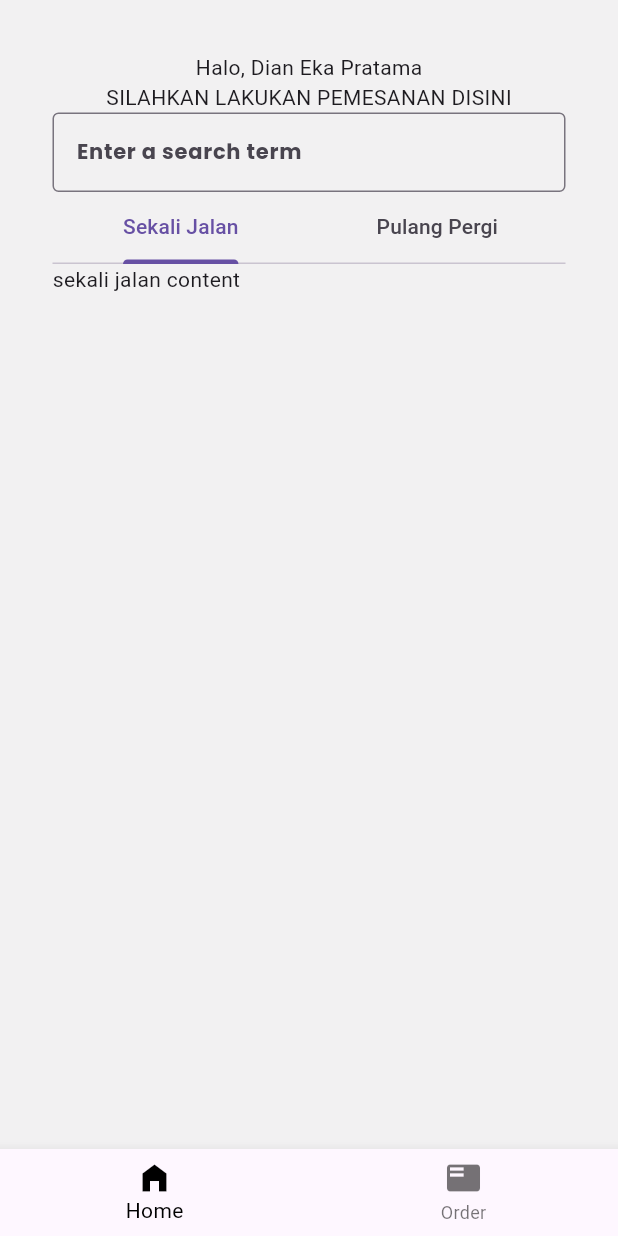
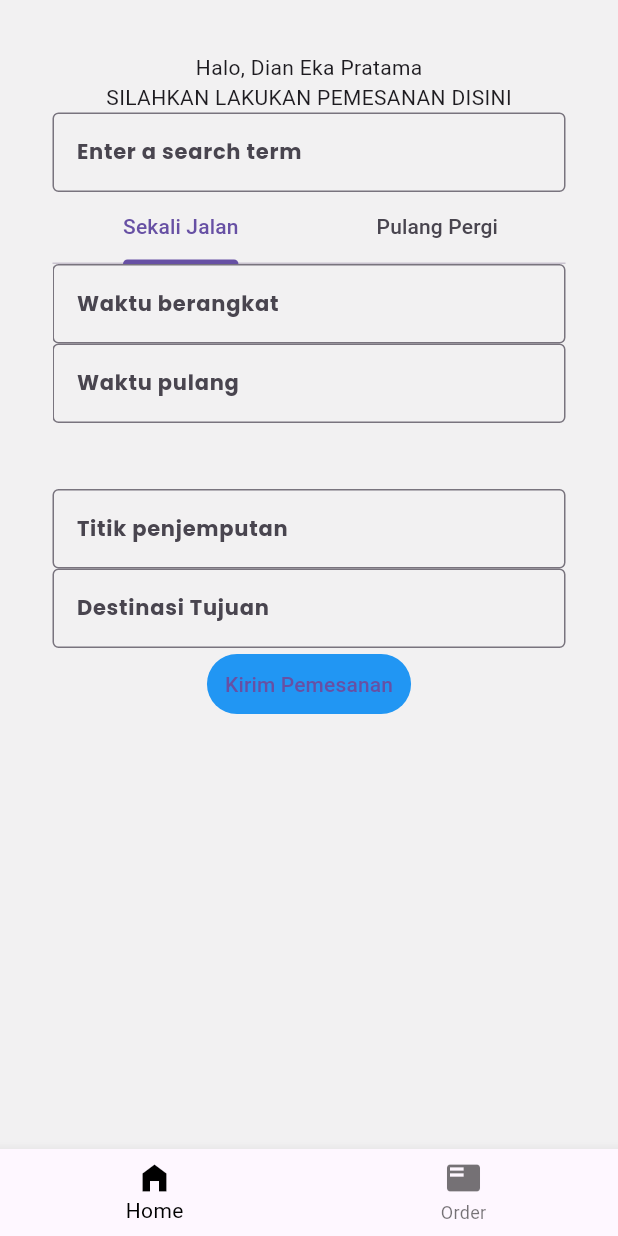
Before and after one commit to triastanto/basic_fleet, a Flutter app: the screen it shows after launch, on a phone screen of 412 x 824 dp. Run offline on Flutter 3.47's test engine with Material 3 defaults, Android fonts, the light colour scheme and no system bars; our stand-ins replace google_fonts.

Commit message:
estimate widget placement

```diff
--- a/lib/home.dart
+++ b/lib/home.dart
@@ -24,6 +24,7 @@ class HomeState extends State<Home> {
   @override
   Widget build(BuildContext context) {
     return Scaffold(
+      appBar: AppBar(toolbarHeight: 0),
       body: pages[_selectedIndex],
       bottomNavigationBar: BottomNavigationBar(
         selectedItemColor: Theme.of(context).textSelectionTheme.selectionColor,
--- a/lib/screens/home_screen.dart
+++ b/lib/screens/home_screen.dart
@@ -24,24 +24,76 @@ class _HomeScreenState extends State<HomeScreen> with TickerProviderStateMixin {
               hintText: 'Enter a search term',
             ),
           ),
-          Container(
-            child: TabBar(
+          TabBar(
             controller: tabController,
-              tabs: [
+            tabs: const [
               Tab(text: "Sekali Jalan"),
               Tab(text: "Pulang Pergi"),
             ],
           ),
-          ),
-          Container(
+          SizedBox(
             width: double.maxFinite,
-            height: 300,
+            height: 150,
             child: TabBarView(
               controller: tabController,
+              children: const [
+                Column(
                   children: [
-                Text("sekali jalan content"),
-                Text("pulang pergi content"),
+                    Column(
+                      children: [
+                        TextField(
+                          decoration: InputDecoration(
+                            border: OutlineInputBorder(),
+                            hintText: 'Waktu berangkat',
+                          ),
+                        ),
+                        TextField(
+                          decoration: InputDecoration(
+                            border: OutlineInputBorder(),
+                            hintText: 'Waktu pulang',
+                          ),
+                        ),
                       ],
+                    ),
+                  ],
+                ),
+                Column(
+                  children: [
+                    Column(
+                      children: [
+                        TextField(
+                          decoration: InputDecoration(
+                            border: OutlineInputBorder(),
+                            hintText: 'Waktu berangkat',
+                          ),
+                        ),
+                      ],
+                    ),
+                  ],
+                ),
+              ],
+            ),
+          ),
+          const TextField(
+            decoration: InputDecoration(
+              border: OutlineInputBorder(),
+              hintText: 'Titik penjemputan',
+            ),
+          ),
+          const TextField(
+            decoration: InputDecoration(
+              border: OutlineInputBorder(),
+              hintText: 'Destinasi Tujuan',
+            ),
+          ),
+          TextButton(
+            style: TextButton.styleFrom(
+              backgroundColor: Colors.blue,
+            ),
+            onPressed: () {},
+            child: const Text(
+              'Kirim Pemesanan',
+              // style: TextStyle(color: Colors.black),
             ),
           ),
         ],
--- a/pubspec.yaml
+++ b/pubspec.yaml
@@ -19,3 +19,5 @@ dev_dependencies:
 
 flutter:
   uses-material-design: true
+  assets:
+    - assets/
```
Lines whose indentation alone changed are shown as unchanged.
